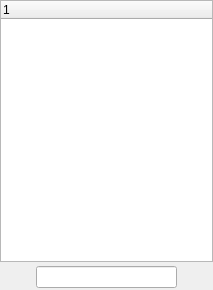
This is src/desktop/GuiUserList.ui in hwgao/beebeep as Qt 5 draws it before an edit. The edited form follows.
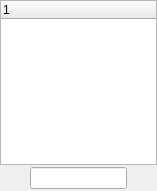
This is the edited form. Icons and pictures are not drawn.

The edit to the form file:
```diff
--- a/src/desktop/GuiUserList.ui
+++ b/src/desktop/GuiUserList.ui
@@ -6,8 +6,8 @@
    <rect>
     <x>0</x>
     <y>0</y>
-    <width>213</width>
-    <height>290</height>
+    <width>157</width>
+    <height>191</height>
    </rect>
   </property>
   <property name="minimumSize">
@@ -30,7 +30,7 @@
     <number>0</number>
    </property>
    <property name="spacing">
-    <number>2</number>
+    <number>0</number>
    </property>
    <item row="0" column="0">
     <widget class="QTreeWidget" name="mp_twUsers">
@@ -42,20 +42,10 @@
     </widget>
    </item>
    <item row="1" column="0">
-    <widget class="QFrame" name="mp_frameBar">
-     <property name="sizePolicy">
-      <sizepolicy hsizetype="Preferred" vsizetype="Minimum">
-       <horstretch>0</horstretch>
-       <verstretch>0</verstretch>
-      </sizepolicy>
+    <layout class="QHBoxLayout" name="horizontalLayout">
+     <property name="spacing">
+      <number>2</number>
      </property>
-     <property name="frameShape">
-      <enum>QFrame::NoFrame</enum>
-     </property>
-     <property name="frameShadow">
-      <enum>QFrame::Plain</enum>
-     </property>
-     <layout class="QGridLayout" name="gridlayout">
       <property name="leftMargin">
        <number>2</number>
       </property>
@@ -68,78 +58,12 @@
       <property name="bottomMargin">
        <number>2</number>
       </property>
-      <property name="spacing">
-       <number>2</number>
-      </property>
-      <item row="0" column="1">
-       <widget class="QLineEdit" name="mp_leFilter">
-        <property name="sizePolicy">
-         <sizepolicy hsizetype="Expanding" vsizetype="Minimum">
-          <horstretch>0</horstretch>
-          <verstretch>0</verstretch>
-         </sizepolicy>
-        </property>
-        <property name="minimumSize">
-         <size>
-          <width>50</width>
-          <height>20</height>
-         </size>
-        </property>
-       </widget>
-      </item>
-      <item row="0" column="2">
-       <widget class="QPushButton" name="mp_pbClearFilter">
-        <property name="sizePolicy">
-         <sizepolicy hsizetype="Minimum" vsizetype="Minimum">
-          <horstretch>0</horstretch>
-          <verstretch>0</verstretch>
-         </sizepolicy>
-        </property>
-        <property name="minimumSize">
-         <size>
-          <width>20</width>
-          <height>20</height>
-         </size>
-        </property>
-        <property name="maximumSize">
-         <size>
-          <width>32</width>
-          <height>32</height>
-         </size>
-        </property>
-        <property name="icon">
-         <iconset resource="../beebeep.qrc">
-          <normaloff>:/images/clear.png</normaloff>:/images/clear.png</iconset>
-        </property>
-        <property name="iconSize">
-         <size>
-          <width>16</width>
-          <height>16</height>
-         </size>
-        </property>
-        <property name="flat">
-         <bool>true</bool>
-        </property>
-       </widget>
-      </item>
-      <item row="0" column="0">
+     <item>
        <widget class="QPushButton" name="mp_pbSettings">
-        <property name="sizePolicy">
-         <sizepolicy hsizetype="Minimum" vsizetype="Minimum">
-          <horstretch>0</horstretch>
-          <verstretch>0</verstretch>
-         </sizepolicy>
-        </property>
-        <property name="minimumSize">
-         <size>
-          <width>20</width>
-          <height>20</height>
-         </size>
-        </property>
         <property name="maximumSize">
          <size>
-          <width>32</width>
-          <height>32</height>
+         <width>26</width>
+         <height>26</height>
          </size>
         </property>
         <property name="icon">
@@ -157,8 +81,39 @@
         </property>
        </widget>
       </item>
-     </layout>
-    </widget>
+     <item>
+      <widget class="QLineEdit" name="mp_leFilter"/>
+     </item>
+     <item>
+      <widget class="QPushButton" name="mp_pbClearFilter">
+       <property name="sizePolicy">
+        <sizepolicy hsizetype="Fixed" vsizetype="Fixed">
+         <horstretch>0</horstretch>
+         <verstretch>0</verstretch>
+        </sizepolicy>
+       </property>
+       <property name="maximumSize">
+        <size>
+         <width>26</width>
+         <height>26</height>
+        </size>
+       </property>
+       <property name="icon">
+        <iconset resource="../beebeep.qrc">
+         <normaloff>:/images/clear.png</normaloff>:/images/clear.png</iconset>
+       </property>
+       <property name="iconSize">
+        <size>
+         <width>16</width>
+         <height>16</height>
+        </size>
+       </property>
+       <property name="flat">
+        <bool>true</bool>
+       </property>
+      </widget>
+     </item>
+    </layout>
    </item>
   </layout>
  </widget>
```
Lines whose indentation alone changed are shown as unchanged.
